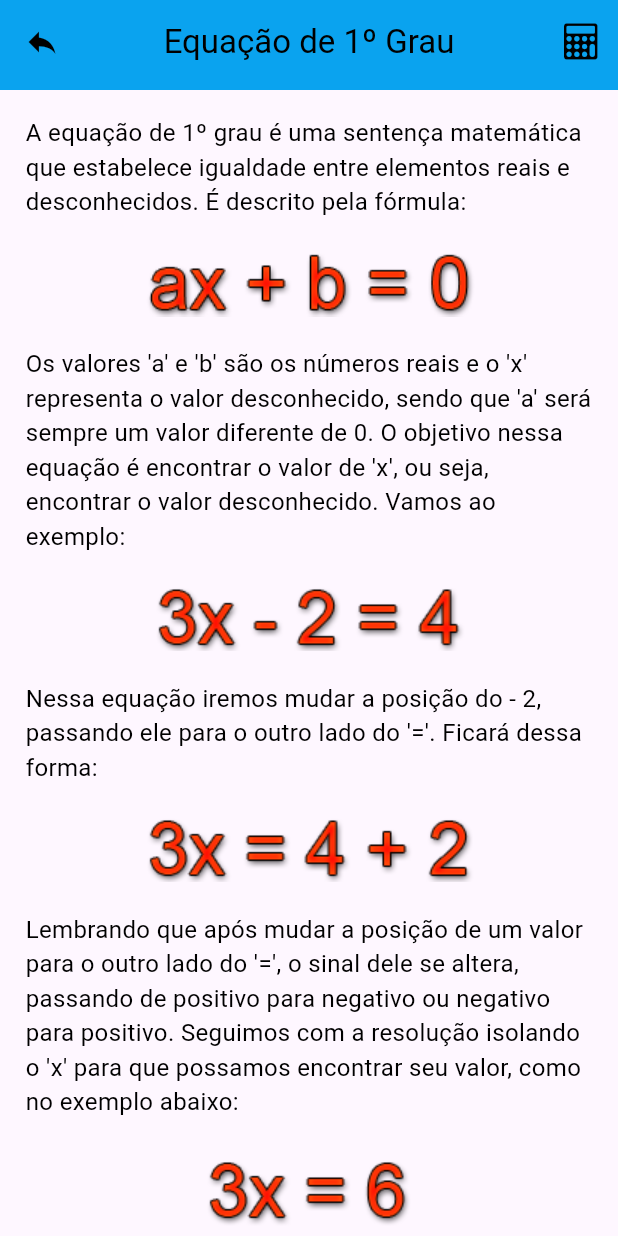
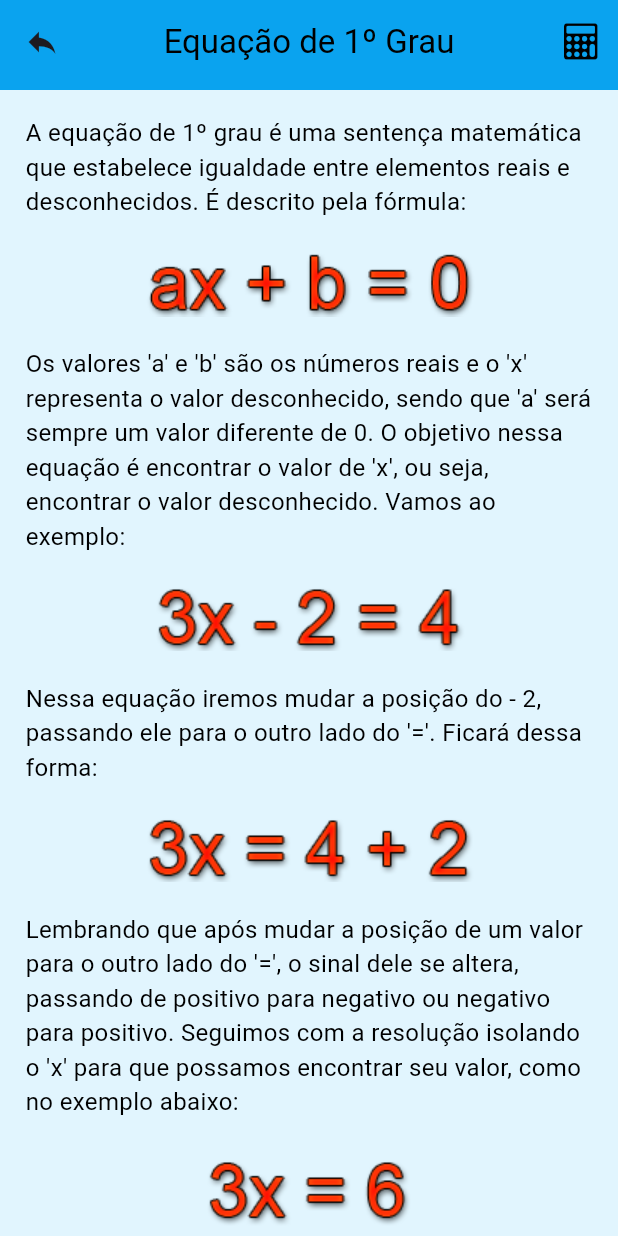
Before and after one commit to ricardo-gsilva/exemplifica-app, a Flutter app: the screen it shows after launch, after a tap on "Equação de 1º Grau", on a phone screen of 412 x 824 dp. Run offline on Flutter 3.47's test engine with Material 3 defaults, Android fonts, the light colour scheme and no system bars; our stand-ins replace package_info_plus.

Commit message:
arrumando customizacao do app

```diff
--- a/lib/main.dart
+++ b/lib/main.dart
@@ -1,3 +1,4 @@
+import 'package:exemplifica/utils/constants/core_colors.dart';
 import 'package:exemplifica/view/page/splash_screen_page.dart';
 import 'package:flutter/foundation.dart';
 import 'package:flutter/material.dart';
@@ -8,7 +9,7 @@ late bool releaseMode;
 
 void main() async {
   WidgetsFlutterBinding.ensureInitialized();
-  releaseMode = kReleaseMode? true : false;
+  releaseMode = kReleaseMode ? true : false;
   PackageInfo? packageInfo;
   SystemChrome.setPreferredOrientations([DeviceOrientation.portraitUp]);
   packageInfo = await PackageInfo.fromPlatform();
@@ -26,6 +27,17 @@ class ScreenExemplifica extends StatelessWidget {
   @override
   Widget build(BuildContext context) {
     return MaterialApp(
+      theme: ThemeData(
+        iconTheme: IconThemeData(color: CoreColors.colorIcon),
+        scaffoldBackgroundColor: CoreColors.colorBackground,
+        elevatedButtonTheme: ElevatedButtonThemeData(
+            style: ElevatedButton.styleFrom(
+          backgroundColor: CoreColors.btnBakcgroundColor,
+        )),
+        appBarTheme: AppBarTheme(
+            backgroundColor: CoreColors.appBarColor,
+            actionsIconTheme: IconThemeData(color: CoreColors.colorIcon)),
+      ),
       debugShowCheckedModeBanner: false,
       home: SplashScreenPage(version: version),
     );
--- a/lib/utils/constants/core_colors.dart
+++ b/lib/utils/constants/core_colors.dart
@@ -4,10 +4,11 @@ class CoreColors {
   static const Color colorBase = Color(0xFFE3F2FD);
   static const Color colorBackground = Color(0xFFE1F5FE);
   static const Color textPrimary = Color(0xFF000000);
+  static const Color colorIcon = Color(0xFF000000);
   static const Color textSecundary = Color(0xFFFFFFFF);
   static const Color textAlert = Color(0xFFFF0000);
   static const Color appBarColor = Color (0xFF03A9F4);
-  static const Color btnColor = Color (0xFF81D4FA);
+  static const Color btnBakcgroundColor = Color (0xFF81D4FA);
 
   static const Color borderAlert = Color(0xFFFF0000);
   static const Color errorAlert = Color(0xFFFF0000);
@@ -15,6 +16,4 @@ class CoreColors {
   static const Color focusBorder = Color(0xFFFFC107);
   static const Color borderSide = Color(0xFF000000);
   static const Color fillColorTextField = Color(0xFFFFFFFF);
-
-
 }
--- a/lib/utils/constants/core_keys.dart
+++ b/lib/utils/constants/core_keys.dart
@@ -1,5 +1,4 @@
 class CoreKeys {
-
   //Widgets
   static const String logoExemplifica = "logoExemplifica";
   static const String bakcgroundSplashScreen = "bakcgroundSplashScreen";
@@ -32,34 +31,6 @@ class CoreKeys {
   //Templates
   static const String pageTemplate = "pageTemplate";
   static const String calculatorTemplate = "calculatorTemplate";
-  static const String calcEquacao1Template = "calcEquacao1Template";
-  static const String calcEquacao2Template = "calcEquacao2Template";
-  static const String calcFatorialTemplate = "calcFatorialTemplate";
-  static const String calcJurosCompostosTemplate = "calcJurosCompostosTemplate";
-  static const String calcJurosSimplesTemplate = "calcJurosSimplesTemplate";
-  static const String calcMdcTemplate = "calcMdcTemplate";
-  static const String calcMmcTemplate = "calcMmcTemplate";
-  static const String calcPorcentagemTemplate = "calcPorcentagemTemplate";
-  static const String calcRegraDe3Template = "calcRegraDe3Template";
-  static const String calcTabuadaTemplate = "calcTabuadaTemplate";
-
-  static const String equacao1Template = "equacao1Template";
-  static const String equacao2Template = "equacao2Template";
-  static const String fatorialTemplate = "fatorialTemplate";
-  static const String jurosCompostosTemplate = "jurosCompostosTemplate";
-  static const String jurosSimplesTemplate = "jurosSimplesTemplate";
-  static const String mdcTemplate = "mdcTemplate";
-  static const String mmcTemplate = "mmcTemplate";
-  static const String porcentagemTemplate = "porcentagemTemplate";
-  static const String regraDe3Template = "regraDe3Template";
-  static const String tabuadaTemplate = "tabuadaTemplate";
-
-  static const String parentesisTemplate = "parentesisTemplate";
-  static const String expoentesTemplate = "expoentesTemplate";
-  static const String multiplicacaoDivisaoTemplate = "multiplicacaoDivisaoTemplate";
-  static const String somaSubtracaoTemplate = "somaSubtracaoTemplate";
-  static const String regrasSinaisTemplate = "regrasSinaisTemplate";
-
   static const String homePageButtonsGridTemplate = "homePageButtonsGrid";
   static const String splashScreenTemplate = "splashScreenTemplate";
   static const String regrasBasicasTemplate = "regrasBasicasTemplate";
--- a/lib/view/atoms/custom_appBar.dart
+++ b/lib/view/atoms/custom_appBar.dart
@@ -1,7 +1,5 @@
 import 'package:exemplifica/utils/constants/core_keys.dart';
 import 'package:flutter/material.dart';
-
-import 'package:exemplifica/utils/constants/core_colors.dart';
 
 class CustomAppBar extends StatelessWidget {
   final Widget title;
@@ -22,7 +20,6 @@ class CustomAppBar extends StatelessWidget {
   Widget build(BuildContext context) {
     return AppBar(
       key: Key(CoreKeys.appBar),
-      backgroundColor: backgroundColorAppBar?? CoreColors.appBarColor,
       elevation: 2,
       centerTitle: true,
       automaticallyImplyLeading: false,
--- a/lib/view/atoms/custom_button.dart
+++ b/lib/view/atoms/custom_button.dart
@@ -26,7 +26,6 @@ class CustomButton extends StatelessWidget {
         width: width,
         child: ElevatedButton(
           style: ElevatedButton.styleFrom(
-            backgroundColor: CoreColors.btnColor,
             shape: RoundedRectangleBorder(
               borderRadius: BorderRadius.circular(15)
             )
--- a/lib/view/atoms/custom_icon.dart
+++ b/lib/view/atoms/custom_icon.dart
@@ -18,7 +18,6 @@ class CustomIcon extends StatelessWidget {
     return Icon(
       key: Key(CoreKeys.customIcon),
       icon,
-      color: color,
       size: sizeIcon,
     );
   }
--- a/lib/view/atoms/custom_icon_button.dart
+++ b/lib/view/atoms/custom_icon_button.dart
@@ -1,6 +1,5 @@
 import 'package:exemplifica/utils/constants/core_keys.dart';
 import 'package:flutter/material.dart';
-import 'package:exemplifica/utils/constants/core_colors.dart';
 
 class CustomIconButton extends StatelessWidget {
   final IconData? icon;
@@ -15,10 +14,7 @@ class CustomIconButton extends StatelessWidget {
   Widget build(BuildContext context) {
     return IconButton(
       key: Key(CoreKeys.customIconButton),
-      icon: Icon(
-        icon,
-        color: CoreColors.textPrimary,
-      ),
+      icon: Icon(icon),
       onPressed: onPressed,
     );
   }
--- a/lib/view/molecules/button_primary.dart
+++ b/lib/view/molecules/button_primary.dart
@@ -29,7 +29,7 @@ class ButtonPrimary extends StatelessWidget {
       height: height,
       width: width,
       onTap: onTap,
-      colorCard: CoreColors.btnColor,
+      colorCard: CoreColors.btnBakcgroundColor,
       child: Column(
         mainAxisAlignment: MainAxisAlignment.center,
         children: [
@@ -43,7 +43,7 @@ class ButtonPrimary extends StatelessWidget {
           ),
           CustomText(
             title: title,
-            color: CoreColors.textPrimary,
+            // color: CoreColors.textPrimary,
             fontSize: CoreFontSize.h_16,
             fontWeight: FontWeight.bold,
           ),
--- a/lib/view/molecules/content_list.dart
+++ b/lib/view/molecules/content_list.dart
@@ -1,6 +1,5 @@
 import 'package:exemplifica/utils/constants/core_keys.dart';
 import 'package:flutter/material.dart';
-
 import 'package:exemplifica/model/assets_model.dart';
 import 'package:exemplifica/view/atoms/custom_image_asset.dart';
 import 'package:exemplifica/view/atoms/custom_text.dart';
@@ -24,11 +23,7 @@ class ContentList extends StatelessWidget {
         if (stringsAssets.title.contains(".png")) {
           return FittedBox(
             fit: BoxFit.scaleDown,
-            child: CustomImageAsset(
-              asset: stringsAssets.title,
-              // width: stringsAssets.width,
-              // height: stringsAssets.height,
-            ),
+            child: CustomImageAsset(asset: stringsAssets.title),
           );
         } else {
           return CustomText(
--- a/lib/view/molecules/custom_scaffold.dart
+++ b/lib/view/molecules/custom_scaffold.dart
@@ -1,7 +1,5 @@
-// ignore_for_file: public_member_api_docs, sort_constructors_first
 import 'package:exemplifica/utils/constants/core_keys.dart';
 import 'package:flutter/material.dart';
-
 import 'package:exemplifica/view/atoms/custom_appBar.dart';
 import 'package:exemplifica/view/atoms/custom_icon_button.dart';
 
--- a/lib/view/page/home_page.dart
+++ b/lib/view/page/home_page.dart
@@ -1,4 +1,3 @@
-import 'package:exemplifica/utils/constants/core_colors.dart';
 import 'package:exemplifica/utils/constants/core_keys.dart';
 import 'package:exemplifica/utils/constants/core_strings_assets.dart';
 import 'package:exemplifica/view/molecules/custom_scaffold.dart';
@@ -25,7 +24,6 @@ class _HomePageState extends State<HomePage> {
       ),
       leading: false,
       body: HomePageButtonsGridTemplate(
-        backgroundColorGrid: CoreColors.appBarColor,
         height: height,
         width: width,
       ),
--- a/lib/view/templates/home_page_template.dart
+++ b/lib/view/templates/home_page_template.dart
@@ -5,16 +5,13 @@ import 'package:exemplifica/view/organisms/buttons_grid.dart';
 import 'package:exemplifica/view/page/calculators_page.dart';
 import 'package:exemplifica/view/page/regras_basicas_page.dart';
 import 'package:flutter/material.dart';
-
 import 'package:exemplifica/view/molecules/button_primary.dart';
 
 class HomePageButtonsGridTemplate extends StatelessWidget {
-  final Color backgroundColorGrid;
   final double height;
   final double width;
   const HomePageButtonsGridTemplate({
     Key? key,
-    required this.backgroundColorGrid,
     required this.height,
     required this.width,
   }) : super(key: key);
```
Also changed, not shown: lib/view/molecules/calculator_form.dart (+6 -1 lines).
